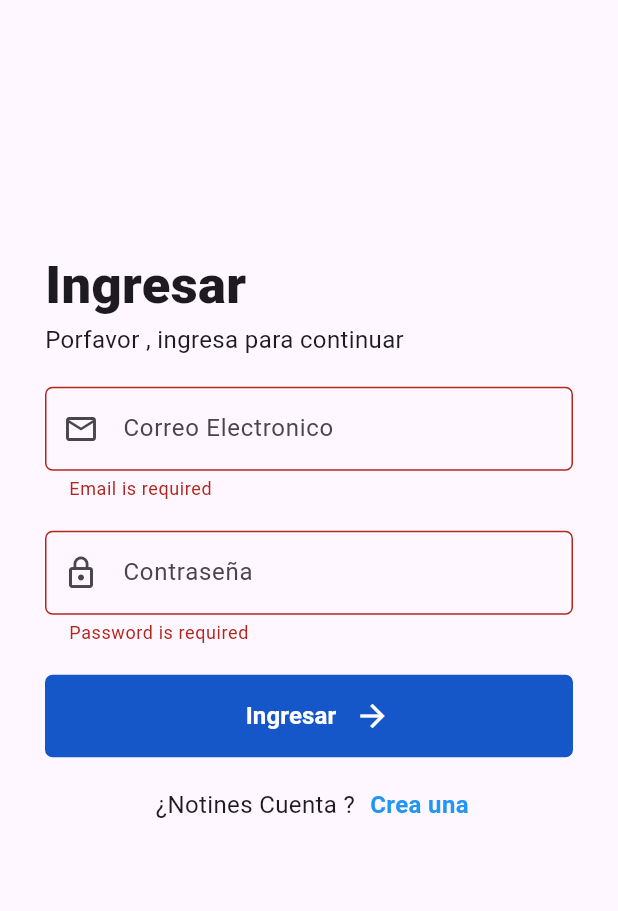
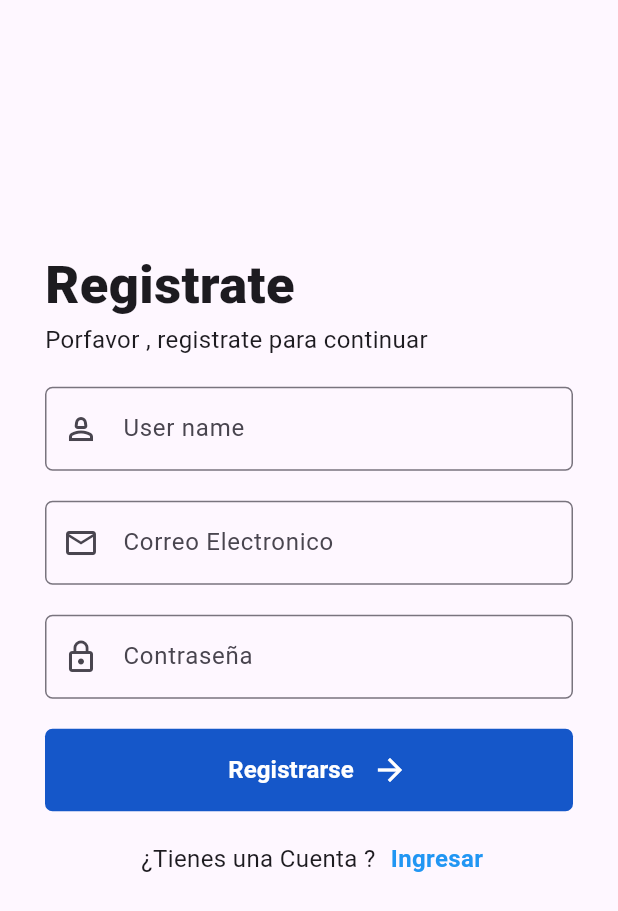
Before and after one commit to yerytech/StoreAppFlutter, a Flutter app: the screen it shows after launch, after a tap on "Ingresar", after a tap on "Crea una", on a phone screen of 412 x 824 dp. Shown: the top 911 px of the screen. Run offline on Flutter 3.47's test engine with Material 3 defaults, Android fonts, the light colour scheme and no system bars.

Commit message:
Refactor routing and implement registration screen with form validation

```diff
--- /dev/null
+++ b/lib/config/routes/app_pages.dart
@@ -0,0 +1,13 @@
+import 'package:flutter/material.dart';
+
+import '../../presentation/screens/screens.dart';
+import 'app_routes.dart';
+
+class AppPages {
+  static Map<String, Widget Function(BuildContext)> routes = {
+    AppRoutes.login: (context) => const LoginScreen(),
+    AppRoutes.register: (context) => const RegisterScreen(),
+    AppRoutes.loading: (context) => const LoadingScreen(),
+    AppRoutes.home: (context) => const HomeScreen(),
+  };
+}
--- /dev/null
+++ b/lib/config/routes/app_routes.dart
@@ -0,0 +1,6 @@
+class AppRoutes {
+  static const String login = 'login';
+  static const String register = 'register';
+  static const String loading = 'loading';
+  static const String home = 'home';
+}
--- a/lib/main.dart
+++ b/lib/main.dart
@@ -1,5 +1,7 @@
 import 'package:flutter/material.dart';
-import 'presentation/screens/screens.dart';
+import 'package:productsapp/config/routes/app_routes.dart';
+import 'config/routes/app_pages.dart';
+
 
 void main() => runApp(const MyApp());
 
@@ -10,13 +12,8 @@ class MyApp extends StatelessWidget {
   Widget build(BuildContext context) {
     return MaterialApp(
       title: 'ProductsApp',
-     initialRoute: "login",
-      routes: {
-        "login":(context)=> const LoginScreen(),
-        "register":(context)=> const RegisterScreen(),
-        "loading":(context)=> const LoadingScreen(),
-        "Home":(context)=> const HomeScreen(),
-      },
+     initialRoute: AppRoutes.login,
+      routes: AppPages.routes,
        );
   }
 }
--- a/lib/presentation/screens/auth/login_screen.dart
+++ b/lib/presentation/screens/auth/login_screen.dart
@@ -1,5 +1,7 @@
 
 import 'package:flutter/material.dart';
+import 'package:productsapp/config/routes/app_routes.dart';
+
 import 'package:productsapp/core/Validator/form_validators.dart';
 import '../../widgets/widgets.dart';
 
@@ -36,7 +38,7 @@ const LoginScreen({super.key});
                  SizedBox(height: 20,),
                  CustomButtom(onpress: () { formKey.currentState!.validate(); },icon: Icons.arrow_forward, text: 'Ingresar', ),
                  SizedBox(height: 20,),
-                 Center(child: CustomTextButtom(textCuestion: ' ¿Notines Cuenta ?', textAnsuwer: 'Crea una', onPress: () {  },)),
+                 Center(child: CustomTextButtom(textCuestion: ' ¿Notines Cuenta ?', textAnsuwer: 'Crea una', onPress: () {Navigator.pushNamed(context, AppRoutes.register);},)),
               ],),
             ),
           ),
--- a/lib/presentation/screens/auth/register_screen.dart
+++ b/lib/presentation/screens/auth/register_screen.dart
@@ -1,14 +1,50 @@
+
 import 'package:flutter/material.dart';
+import 'package:productsapp/core/Validator/form_validators.dart';
+import '../../../config/routes/app_routes.dart';
+import '../../widgets/widgets.dart';
 
 
 class RegisterScreen extends StatelessWidget {
 const RegisterScreen({super.key});
   @override
   Widget build(BuildContext context) {
-    return const Scaffold(
-      body: Center(
-        child: Text('Hola Mundo'),
-     ),
+    var size = MediaQuery.of(context).size;
+    final formKey = GlobalKey<FormState>();
+    final emailTextController = TextEditingController();
+    final passwordTextController = TextEditingController();
+    return  Scaffold(
+      body:SafeArea(
+
+        child: SingleChildScrollView(
+          child: Form(
+            key: formKey,
+            child: Container(
+              padding: const EdgeInsets.symmetric(horizontal: 30),
+              child: Column(
+                mainAxisAlignment: MainAxisAlignment.center,
+                crossAxisAlignment: CrossAxisAlignment.start,
+                children: [
+                SizedBox(height: size.height * 0.2,),
+                Text("Registrate", style: TextStyle( fontSize: 35, fontWeight: FontWeight.values[8] ),),
+                Text("Porfavor , registrate para continuar",style: TextStyle(fontSize: 16),),
+                SizedBox(height: 20,),
+                 InputTextField( validator: FormValidators.validatorEmail,hintText: 'User name', icon: Icons.person_2_outlined, obscureText: false, controller: emailTextController,),
+                 SizedBox(height: 20,),
+                 InputTextField( validator: FormValidators.validatorEmail,hintText: 'Correo Electronico', icon: Icons.email_outlined, obscureText: false, controller: emailTextController,),
+                 SizedBox(height: 20,),
+                 InputTextField(
+                  validator: FormValidators.validatorPassword,
+                  hintText: 'Contraseña', icon: Icons.lock_outline, obscureText: true, controller: passwordTextController,),
+                 SizedBox(height: 20,),
+                 CustomButtom(onpress: () { formKey.currentState!.validate(); },icon: Icons.arrow_forward, text: 'Registrarse', ),
+                 SizedBox(height: 20,),
+                 Center(child: CustomTextButtom(textCuestion: ' ¿Tienes una Cuenta ?', textAnsuwer: 'Ingresar', onPress: () { Navigator.pushNamed(context,AppRoutes.login );},)),
+              ],),
+            ),
+          ),
+        ),
+      )
    );
   }
 }
```
